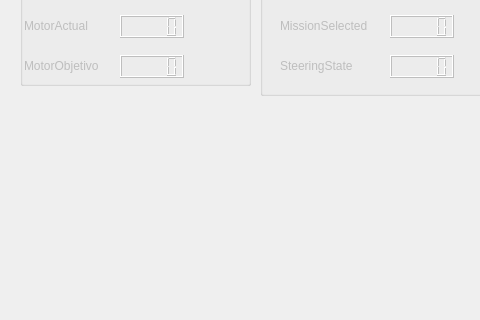
The window that qt_software/window.ui (UM-Driverless/TADA) describes before a commit, drawn with Qt 5; both pictures show x 0 to 480 and y 415 to 735 of the 1102 by 836 pixel window.
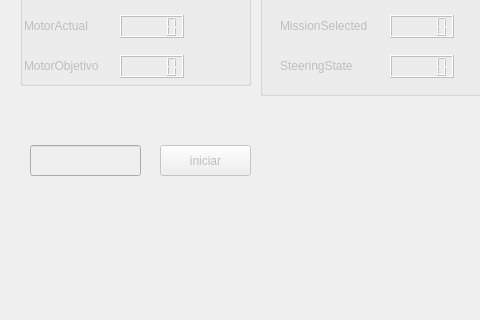
The same window after the commit.

```diff
--- a/qt_software/window.ui
+++ b/qt_software/window.ui
@@ -1190,6 +1190,32 @@
      </property>
     </widget>
    </widget>
+   <widget class="QLineEdit" name="portO">
+    <property name="enabled">
+     <bool>false</bool>
+    </property>
+    <property name="geometry">
+     <rect>
+      <x>30</x>
+      <y>560</y>
+      <width>111</width>
+      <height>31</height>
+     </rect>
+    </property>
+   </widget>
+   <widget class="QPushButton" name="okO">
+    <property name="geometry">
+     <rect>
+      <x>160</x>
+      <y>560</y>
+      <width>91</width>
+      <height>31</height>
+     </rect>
+    </property>
+    <property name="text">
+     <string>iniciar</string>
+    </property>
+   </widget>
   </widget>
   <widget class="QMenuBar" name="menubar">
    <property name="geometry">
```
